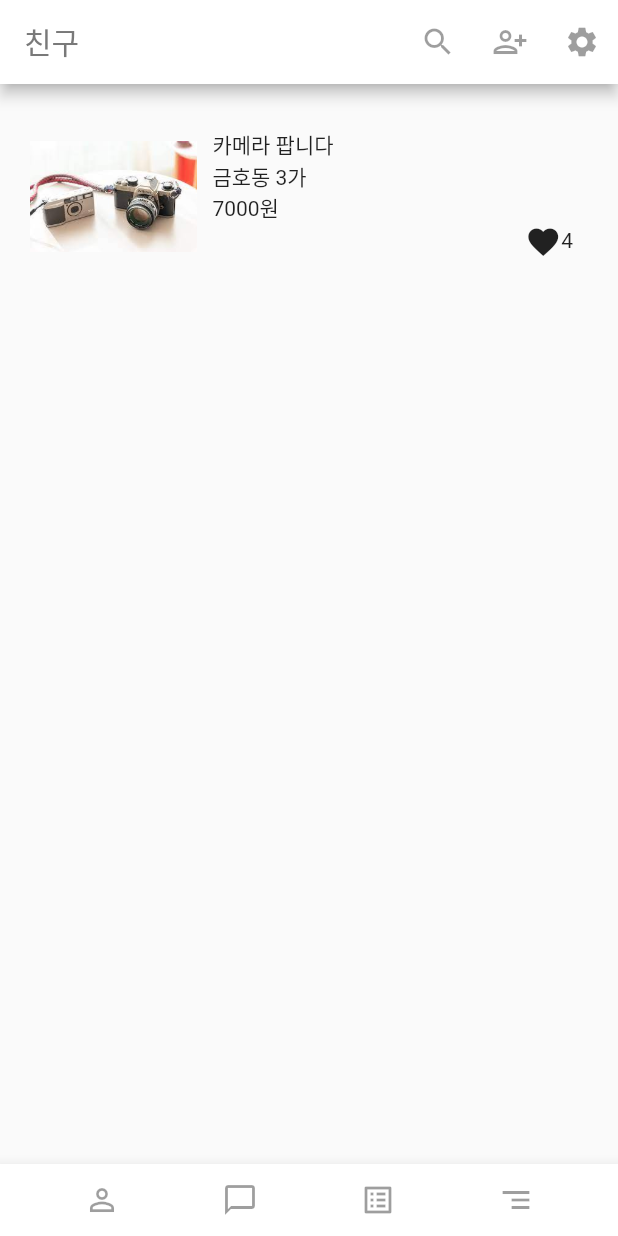
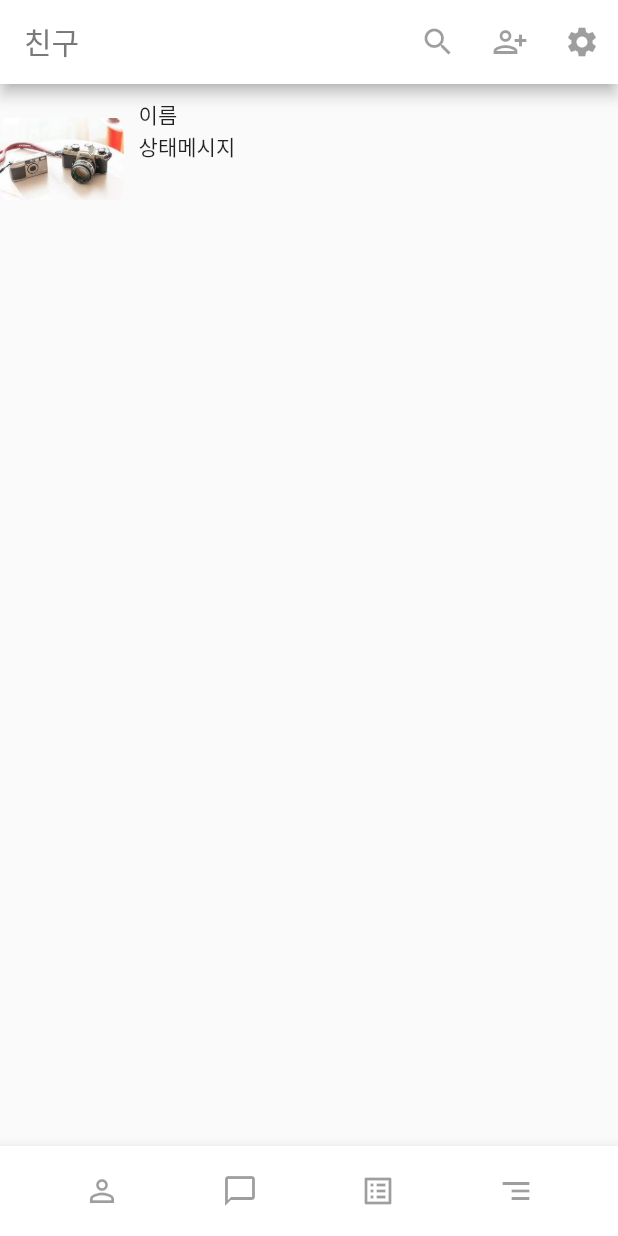
Before and after one commit to ChoiYoungHan/SNSApplication, a Flutter app: the screen it shows after launch, on a phone screen of 412 x 824 dp. Run offline on Flutter 3.47's test engine with Material 2 defaults, Android fonts, the phone set to English and light mode, and no system bars.

Commit message:
2022 10 23 마무리

```diff
--- a/lib/main.dart
+++ b/lib/main.dart
@@ -23,7 +23,7 @@ class HomeScreen extends StatelessWidget{
 
   @override
   Widget build(BuildContext context){
-    return new Scaffold(
+    return Scaffold(
       appBar: AppBar(
         backgroundColor: Colors.white,
         title: Text('친구', style: TextStyle(fontWeight: FontWeight.w300, color: Color(
@@ -35,35 +35,32 @@ class HomeScreen extends StatelessWidget{
         ],
       ),
       body: Container(
-        height: 150, width: double.infinity, // 세로 150, 가로 최대
-        padding: EdgeInsets.all(20), // 여백 20
-        child: Row( // 가로 배치
+        height: 100, // 세로 150
+        child: Row(
           children: [
-            Flexible(child: Image.asset('assets/Camera.jpg', width: 150), flex: 3), // 사진불러오는 것 비율은 3
+            Flexible(child: ClipRRect(
+              borderRadius: BorderRadius.circular(35),
+              child: Image.asset('assets/Camera.jpg', width: 100, height: 100)), flex: 2
+            ),
             Flexible(child: Container(
-              width: double.infinity, // 가로길이를 최대로
-              padding: EdgeInsets.all(10), // 여백 10
+              width: double.infinity,
+              padding: EdgeInsets.all(10),
               child: Column(
-                crossAxisAlignment: CrossAxisAlignment.start, // 왼쪽정렬
+                crossAxisAlignment: CrossAxisAlignment.start,
                 children: [
-                  Flexible(child: Text('카메라 팝니다'), flex: 1),
-                  Flexible(child: Text('금호동 3가'), flex: 1),
-                  Flexible(child: Text('7000원'), flex: 1),
-                  Flexible(child: Row(
-                    mainAxisAlignment: MainAxisAlignment.end,
-                    children: [
-                      Icon(Icons.favorite),
-                      Text('4')
-                    ],
-                  ), flex: 1)
+                  Flexible(child: Text('이름'), flex: 1),
+                  Flexible(child: Text('상태메시지'), flex: 1)
                 ],
               ),
-            ), flex: 7)
+            ), flex: 8
+            )
           ],
         ),
       ),
       bottomNavigationBar: BottomAppBar(
-        child: Row( // 가로로 정렬
+        child: Container( // 가로로 정렬
+          height: 60,
+          child: Row(
             mainAxisAlignment: MainAxisAlignment.spaceEvenly, // 간격을 두고 정렬
             children: [
               IconButton(onPressed: null, icon: Icon(Icons.person_outline)), // 친구목록 아이콘
@@ -73,6 +70,7 @@ class HomeScreen extends StatelessWidget{
             ],
           ),
         ),
+      ),
     );
   }
 }
```
Also changed, not shown: assets/person.png (added). Lines whose indentation alone changed are shown as unchanged.
